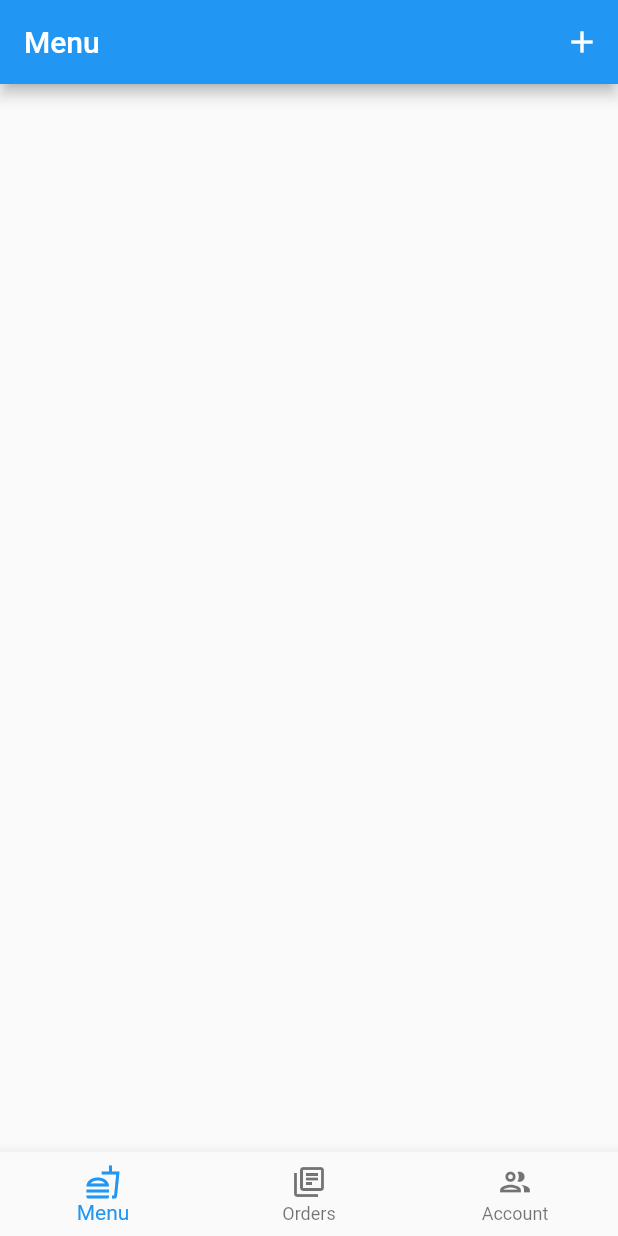
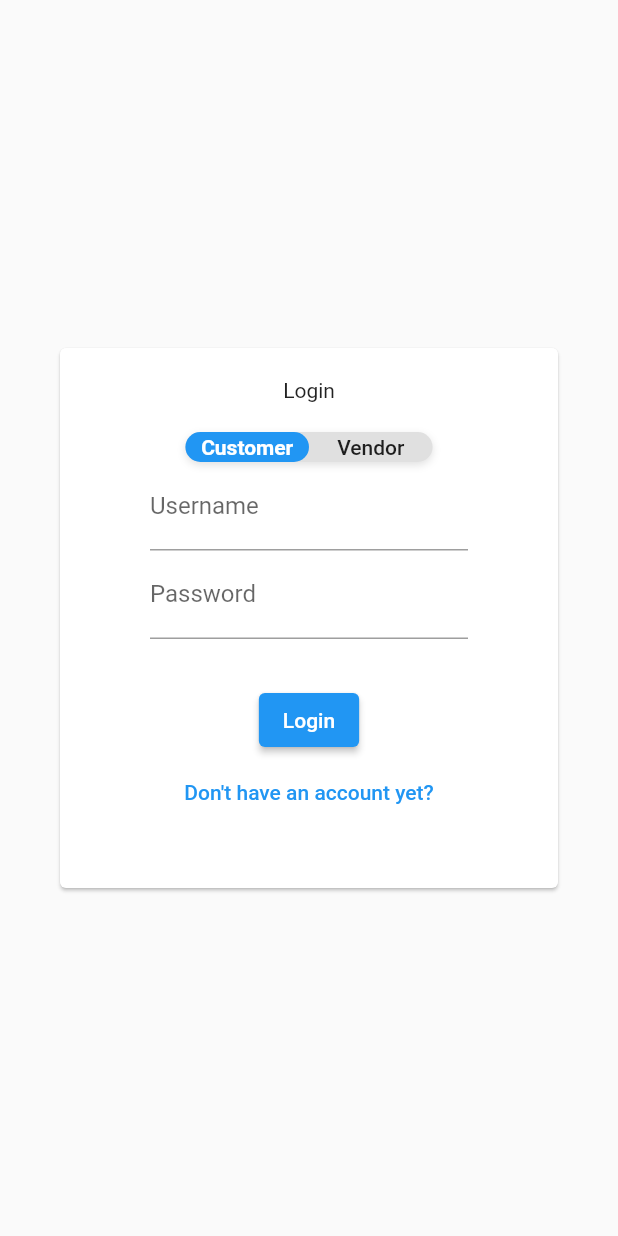
Before and after one commit to junweimoo/dequeue-app, a Flutter app: the screen it shows after launch, on a phone screen of 412 x 824 dp. Run offline on Flutter 3.47's test engine with Material 2 defaults, Android fonts, the light colour scheme and no system bars; drawn by our look-alikes of flutter_toggle_tab; our stand-ins replace cloud_firestore, firebase_core; accounts and stored records are empty.

Commit message:
added login page and signup page

```diff
--- /dev/null
+++ b/lib/Login_form.dart
@@ -0,0 +1,88 @@
+import 'package:flutter/material.dart';
+import 'package:flutter_toggle_tab/flutter_toggle_tab.dart';
+
+import 'Vendor_screen/Vendor_main.dart';
+import 'Login_page.dart';
+
+class LoginForm extends StatefulWidget {
+  //const LoginForm({ Key? key }) : super(key: key);
+  Function callback;
+
+  LoginForm(this.callback);
+
+  @override
+  State<LoginForm> createState() => _LoginFormState();
+}
+
+class _LoginFormState extends State<LoginForm> {
+  var _selectedIndex = 0;
+
+  @override
+  Widget build(BuildContext context) {
+    return Form(
+      child: Padding(
+        padding: const EdgeInsets.symmetric(
+          horizontal: 40,
+          vertical: 20,
+        ),
+        child: Column(
+          children: [
+            FlutterToggleTab(
+                width: 40,
+                height: 20,
+                labels: const [
+                  "Customer",
+                  "Vendor",
+                ],
+                selectedLabelIndex: (index) {
+                  setState(() {
+                    _selectedIndex = index;
+                  });
+                },
+                selectedTextStyle: const TextStyle(
+                    color: Colors.white,
+                    //fontSize: 18,
+                    fontWeight: FontWeight.w700),
+                unSelectedTextStyle: const TextStyle(
+                    color: Colors.black87,
+                    fontSize: 14,
+                    fontWeight: FontWeight.w500),
+                selectedIndex: _selectedIndex),
+            TextFormField(
+              decoration: const InputDecoration(
+                labelText: 'Username',
+              ),
+            ),
+            TextFormField(
+              decoration: const InputDecoration(
+                labelText: 'Password',
+              ),
+            ),
+            const SizedBox(
+              height: 30,
+            ),
+            ElevatedButton(
+              onPressed: () {
+                if (_selectedIndex == 1) {
+                  Navigator.of(context).popAndPushNamed(
+                    VendorHomePage.routeName,
+                  );
+                } else {
+                  //add customer home screen
+                }
+              },
+              child: const Text('Login'),
+            ),
+            TextButton(
+              onPressed: () {
+                widget.callback();
+              },
+              child: const Text('Don\'t have an account yet?'),
+            ),
+          ],
+          mainAxisSize: MainAxisSize.min,
+        ),
+      ),
+    );
+  }
+}
--- /dev/null
+++ b/lib/Login_page.dart
@@ -0,0 +1,53 @@
+import 'package:flutter/material.dart';
+
+import 'Login_form.dart';
+import 'Signup_form.dart';
+
+class LoginPage extends StatefulWidget {
+  //const LoginPage({Key key}) : super(key: key);
+
+  @override
+  State<LoginPage> createState() => LoginPageState();
+}
+
+class LoginPageState extends State<LoginPage> {
+  bool _showLoginForm = true;
+
+  void toggleLoginSignup() {
+    setState(() {
+      _showLoginForm = !_showLoginForm;
+    });
+  }
+
+  @override
+  Widget build(BuildContext context) {
+    return Scaffold(
+      body: Center(
+        child: Card(
+          margin: const EdgeInsets.all(40),
+          child: SingleChildScrollView(
+            child: _showLoginForm
+                ? Padding(
+                    padding: const EdgeInsets.all(20.0),
+                    child: Column(
+                      children: [
+                        Text("Login"),
+                        LoginForm(toggleLoginSignup),
+                      ],
+                    ),
+                  )
+                : Padding(
+                    padding: const EdgeInsets.all(20.0),
+                    child: Column(
+                      children: [
+                        Text('Sign up'),
+                        SignupForm(toggleLoginSignup),
+                      ],
+                    ),
+                  ),
+          ),
+        ),
+      ),
+    );
+  }
+}
--- a/lib/Vendor_screen/Menu_Button.dart
+++ b/lib/Vendor_screen/Menu_Button.dart
@@ -38,7 +38,7 @@ class MenuButton extends StatelessWidget {
                 child: FittedBox(
                   child: Container(
                     child: Text(food.name),
-                    margin: EdgeInsets.all(5),
+                    margin: const EdgeInsets.all(5),
                   ),
                   fit: BoxFit.contain,
                 ),
--- a/lib/Vendor_screen/Vendor_menu_screen.dart
+++ b/lib/Vendor_screen/Vendor_menu_screen.dart
@@ -21,9 +21,9 @@ class _VendorMenuState extends State<VendorMenu> {
         stream: food_list,
         builder: (context, snapshot) {
           if (snapshot.hasError) {
-            return Text('something went wrong');
+            return const Text('something went wrong');
           } else if (snapshot.connectionState == ConnectionState.waiting) {
-            return CircularProgressIndicator();
+            return const CircularProgressIndicator();
           } else {
             final data = snapshot.requireData;
             return GridView.builder(
@@ -36,7 +36,7 @@ class _VendorMenuState extends State<VendorMenu> {
                       price: data.docs[index]['price'].toDouble()),
                 );
               },
-              gridDelegate: SliverGridDelegateWithFixedCrossAxisCount(
+              gridDelegate: const SliverGridDelegateWithFixedCrossAxisCount(
                 childAspectRatio: 3 / 2,
                 crossAxisCount: 2,
               ),
--- a/lib/Vendor_screen/Vendor_orders_screen.dart
+++ b/lib/Vendor_screen/Vendor_orders_screen.dart
@@ -45,9 +45,9 @@ class _OrderQueueState extends State<OrderQueue> {
                                   fontSize: 25,
                                 ),
                               ),
-                              color: Color.fromARGB(109, 121, 115, 115),
+                              color: const Color.fromARGB(109, 121, 115, 115),
                               width: double.infinity,
-                              padding: EdgeInsets.all(10),
+                              padding: const EdgeInsets.all(10),
                             ),
                           ),
                         ],
--- a/lib/main.dart
+++ b/lib/main.dart
@@ -3,10 +3,9 @@
 import 'package:flutter/material.dart';
 import 'package:firebase_core/firebase_core.dart';
 
-import 'Vendor_screen/Vendor_menu_screen.dart';
-import 'Vendor_screen/Vendor_orders_screen.dart';
-import './Account_screen.dart';
-import 'Vendor_screen/Vendor_food_detail_screen.dart';
+import './Vendor_screen/Vendor_food_detail_screen.dart';
+import './Vendor_screen/Vendor_main.dart';
+import './Login_page.dart';
 
 Future main() async {
   WidgetsFlutterBinding.ensureInitialized();
@@ -23,111 +22,11 @@ class MyApp extends StatelessWidget {
   Widget build(BuildContext context) {
     return MaterialApp(
       title: 'Test',
-      home: MyHomePage(),
+      home: LoginPage(),
       routes: {
         FoodDetailScreen.routeName: (ctx) => FoodDetailScreen(),
+        VendorHomePage.routeName: (ctx) => VendorHomePage(),
       },
     );
   }
 }
-
-class MyHomePage extends StatefulWidget {
-  @override
-  State<MyHomePage> createState() => _MyHomePageState();
-}
-
-class _MyHomePageState extends State<MyHomePage> {
-  int _currIndex = 0;
-
-  static const _TITLE = [
-    'Menu',
-    'Orders',
-    'Account',
-  ];
-
-  static List<Widget> screens = <Widget>[
-    VendorMenu(),
-    OrderQueue(),
-    AccountScreen(),
-  ];
-
-  void onTap(int i) {
-    setState(() {
-      _currIndex = i;
-    });
-  }
-
-  @override
-  Widget build(BuildContext context) {
-    return Scaffold(
-      appBar: AppBar(
-        title: Text(_TITLE[_currIndex]),
-        actions: _currIndex == 0
-            ? [
-                IconButton(
-                  onPressed: () {
-                    showDialog(
-                        context: context,
-                        builder: (ctx) => AlertDialog(
-                              title: Text('Add Menu'),
-                              content: Padding(
-                                padding: const EdgeInsets.all(5.0),
-                                child: Form(
-                                  child: Column(
-                                    mainAxisSize: MainAxisSize.min,
-                                    children: [
-                                      TextFormField(
-                                        decoration:
-                                            InputDecoration(labelText: 'Name'),
-                                      ),
-                                      TextFormField(
-                                        decoration:
-                                            InputDecoration(labelText: 'Price'),
-                                      ),
-                                      SizedBox(height: 10),
-                                      ElevatedButton(
-                                        onPressed: () {},
-                                        child: Text('Add image'),
-                                      ),
-                                      SizedBox(height: 50),
-                                      ElevatedButton(
-                                        onPressed: () {},
-                                        child: Text('Submit'),
-                                        style: ElevatedButton.styleFrom(
-                                          primary: Colors.white,
-                                          onPrimary: Colors.black,
-                                        ),
-                                      ),
-                                    ],
-                                  ),
-                                ),
-                              ),
-                            ));
-                  },
-                  icon: Icon(Icons.add),
-                ),
-              ]
-            : [],
-      ),
-      body: screens[_currIndex],
-      bottomNavigationBar: BottomNavigationBar(
-        currentIndex: _currIndex,
-        onTap: onTap,
-        items: const <BottomNavigationBarItem>[
-          BottomNavigationBarItem(
-            icon: Icon(Icons.fastfood_outlined),
-            label: 'Menu',
-          ),
-          BottomNavigationBarItem(
-            icon: Icon(Icons.library_books_outlined),
-            label: 'Orders',
-          ),
-          BottomNavigationBarItem(
-            icon: Icon(Icons.people_outline_outlined),
-            label: 'Account',
-          ),
-        ],
-      ),
-    );
-  }
-}
--- a/pubspec.yaml
+++ b/pubspec.yaml
@@ -32,6 +32,7 @@ dependencies:
   provider: ^4.1.1
   http: ^0.13.4
   cloud_firestore: ^3.1.5
+  flutter_toggle_tab: ^1.1.7
 
 
   # The following adds the Cupertino Icons font to your application.
```
Also changed, not shown: lib/Account_screen.dart (+13 -13 lines), lib/Food_menu.dart (deleted, +0 -26 lines), lib/Signup_form.dart (added, +59 -0 lines), lib/Vendor_screen/Vendor_food_detail_screen.dart (+4 -4 lines), lib/Vendor_screen/Vendor_main.dart (added, +107 -0 lines), pubspec.lock.
